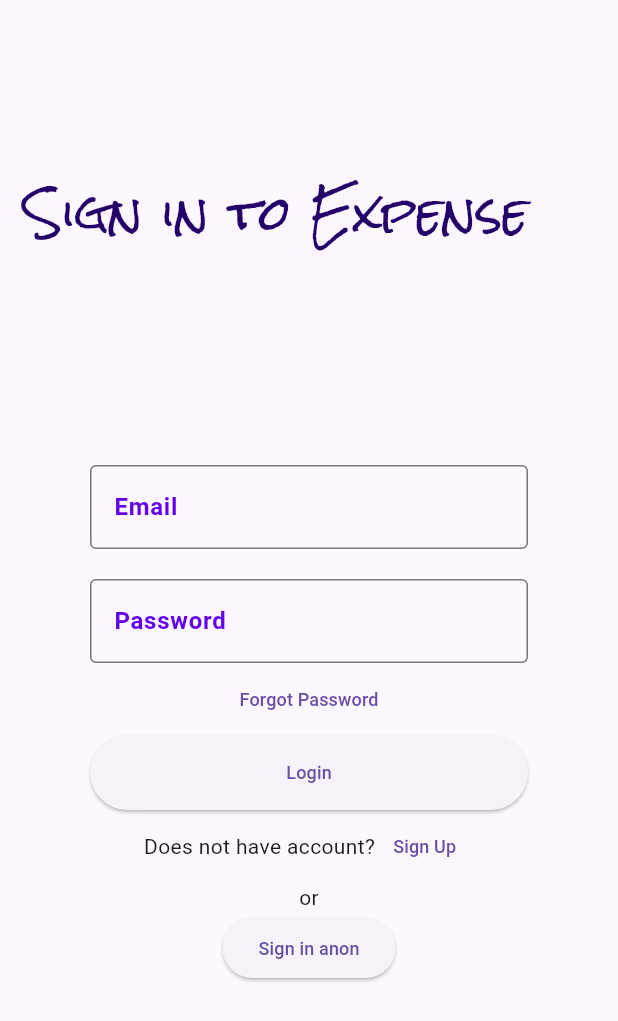
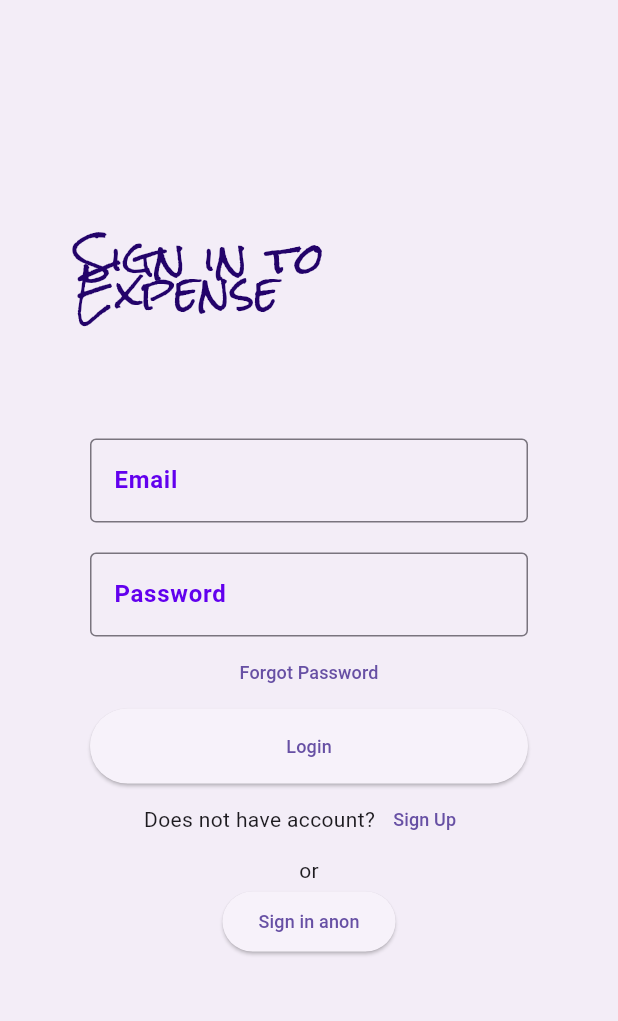
Before and after one commit to jianhui-ben/aiko_ben_expense_app, a Flutter app: the screen it shows after launch, on a phone screen of 412 x 824 dp. Shown: the top 1021 px of the screen. Run offline on Flutter 3.47's test engine with Material 3 defaults, Android fonts, the phone set to English and light mode, and no system bars; our stand-ins replace cloud_firestore, firebase_auth, firebase_core, flutter_spinkit, google_fonts, syncfusion_flutter_charts; accounts and stored records are empty.

Commit message:
adjust some formats

```diff
--- a/lib/screens/authenticate/sign_in.dart
+++ b/lib/screens/authenticate/sign_in.dart
@@ -56,18 +56,27 @@ class _SignInState extends State<SignIn> {
 
   @override
   Widget build(BuildContext context) {
-
     bool showEmailAndPasswordError = false;
 
-    return loading ? Loading() : Scaffold(
-        appBar: AppBar(
-            elevation: 0.0,
-            toolbarHeight: 300,
-            title: Text("Sign in to Expense"),
-            titleTextStyle: appNameTextStyle,
-        ),
+    return loading
+        ? Loading()
+        : Scaffold(
             body: Container(
                 padding: EdgeInsets.symmetric(vertical: 0, horizontal: 50),
+                child: Column(
+                  children: [
+                    Container(
+                      height: MediaQuery.of(context).size.height * 0.1,
+                    ),
+                    Container(
+                      height: 200,
+                      alignment: Alignment.center,
+                      child: Text(
+                        "Sign in to Expense",
+                        style: appNameTextStyle,
+                      ),
+                    ),
+                    Expanded(
                       child: Form(
                         key: _formKey,
                         child: ListView(children: <Widget>[
@@ -149,7 +158,9 @@ class _SignInState extends State<SignIn> {
                               child: Text(
                                 _errorText,
                                 // style: TextStyle(color: Colors.red),
-                          style: Theme.of(context).inputDecorationTheme.errorStyle,// Customize the error text style
+                                style: Theme.of(context)
+                                    .inputDecorationTheme
+                                    .errorStyle, // Customize the error text style
                               ),
                             ),
                           Column(
@@ -187,6 +198,9 @@ class _SignInState extends State<SignIn> {
                             ],
                           ),
                         ]),
+                      ),
+                    ),
+                  ],
                 )));
   }
 }
--- a/lib/screens/home/category_icon_button.dart
+++ b/lib/screens/home/category_icon_button.dart
@@ -21,7 +21,6 @@ class _CategoryIconButtonState extends State<CategoryIconButton> {
       children: [
         Container(
           width: MediaQuery.of(context).size.width / 6, // Adjust the width here
-          height: MediaQuery.of(context).size.width / 6, // Adjust the height here
           child: IconButton.filled(
             icon: widget.category.categoryIcon,
             iconSize: MediaQuery.of(context).size.width / 8, // Adjust the icon size here
--- a/lib/screens/home/home.dart
+++ b/lib/screens/home/home.dart
@@ -149,7 +149,7 @@ class _HomeState extends State<Home> {
                     itemCount: orderedUserCategoryIds.length,
                     itemBuilder: (context, index) {
                       return Padding(
-                        padding: const EdgeInsets.all(6.0), // Add some padding
+                        padding: const EdgeInsets.fromLTRB(11.5, 6, 11.5, 6), // Add some padding
                         child: CategoryIconButton(
                               category: userCategoriesMap![orderedUserCategoryIds[index]]!,
                               selectedDate: selectedDate,
--- a/lib/screens/home/transactions_list/transaction_tile.dart
+++ b/lib/screens/home/transactions_list/transaction_tile.dart
@@ -43,10 +43,14 @@ class TransactionTile extends StatelessWidget {
     return Padding(
       padding: const EdgeInsets.only(top: 5.0),
       child: Card(
+          color: Colors.white,
           margin: EdgeInsets.fromLTRB(0, 2, 0, 0),
-          elevation: 4.0,
+          // elevation: 4.0,
           child: ListTile(
-            leading: transactionCategory.categoryIcon,
+            leading: IconTheme(
+              data: IconThemeData(color: Color(0xFFB69DF8)),
+              child: transactionCategory.categoryIcon,
+            ),
             title: Text(transactionComment),
             trailing: Text(formatCurrency
                 .format(transactionAmount)),
--- a/lib/shared/constants.dart
+++ b/lib/shared/constants.dart
@@ -40,7 +40,7 @@ const textInputDecoration = InputDecoration(
 
 const appNameTextStyle = TextStyle(
   color: Color(0xFF23036A),
-  fontSize: 30,
+  fontSize: 28,
   fontFamily: 'RockSalt',
   fontWeight: FontWeight.w400,
   height: 0.80,
@@ -51,6 +51,19 @@ const appNameTextStyle = TextStyle(
 ThemeData getCustomTheme() {
   return ThemeData(
       useMaterial3: true,
+
+      // Define the default background color
+      scaffoldBackgroundColor: Color(0xFFF3EDF7),
+      buttonTheme: ButtonThemeData(
+        buttonColor: Color(0xFFB69DF8),
+        // textTheme: ButtonTextTheme.primary,
+      ),
+    // Define the default IconTheme. Use this to specify the default
+    // color and size for icons in your application.
+    iconTheme: IconThemeData(
+      color: Colors.white, // Sets the color for icons
+    ),
+
       // Define the default brightness and colors.
       // brightness: Brightness.dark,
       // scaffoldBackgroundColor: const Color.fromARGB(255, 18, 32, 47),
@@ -74,11 +87,6 @@ ThemeData getCustomTheme() {
             color: Color(0xFF6200EE)), // Adjust the font size
         // You can customize other InputDecoration properties here
       ),
-
-      buttonTheme: ButtonThemeData(
-        buttonColor: Colors.white,
-        textTheme: ButtonTextTheme.primary, //  <-- this auto selects the right color
-      )
   );
 }
 
```
Lines whose indentation alone changed are shown as unchanged.
